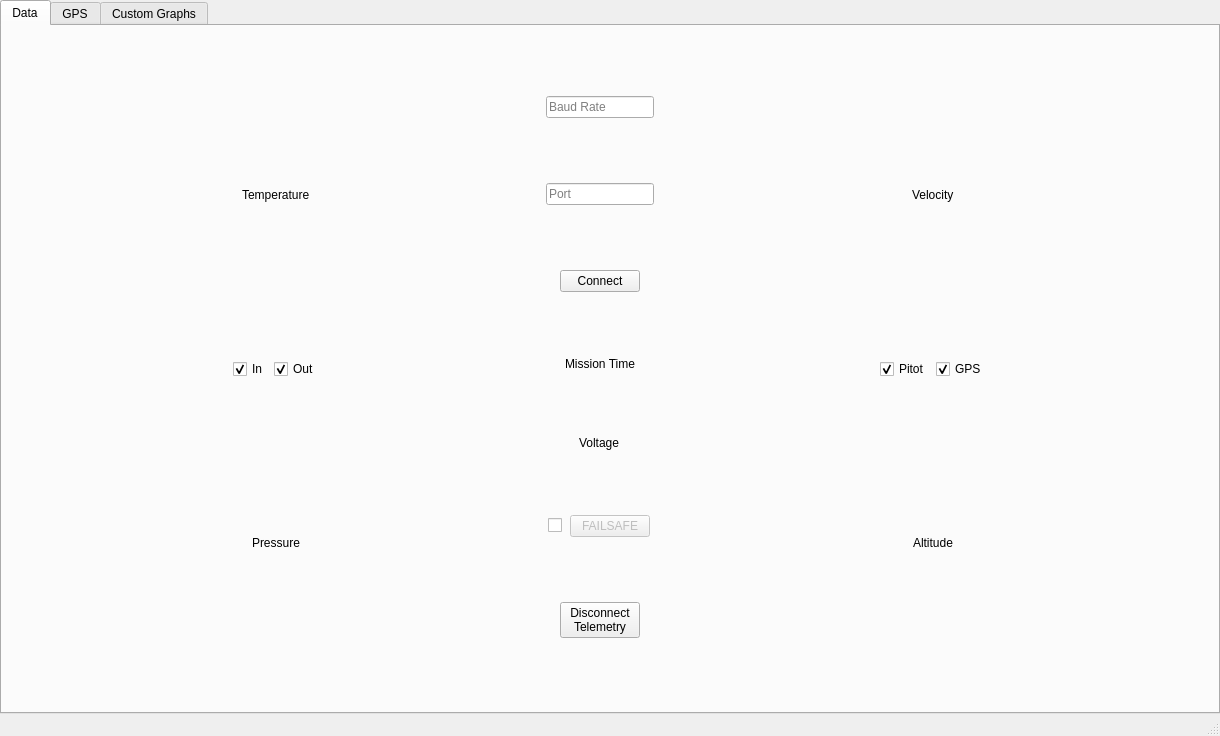
First picture: the form in mainwindow.ui, repository rohanchopra/cansat16, before the edit.
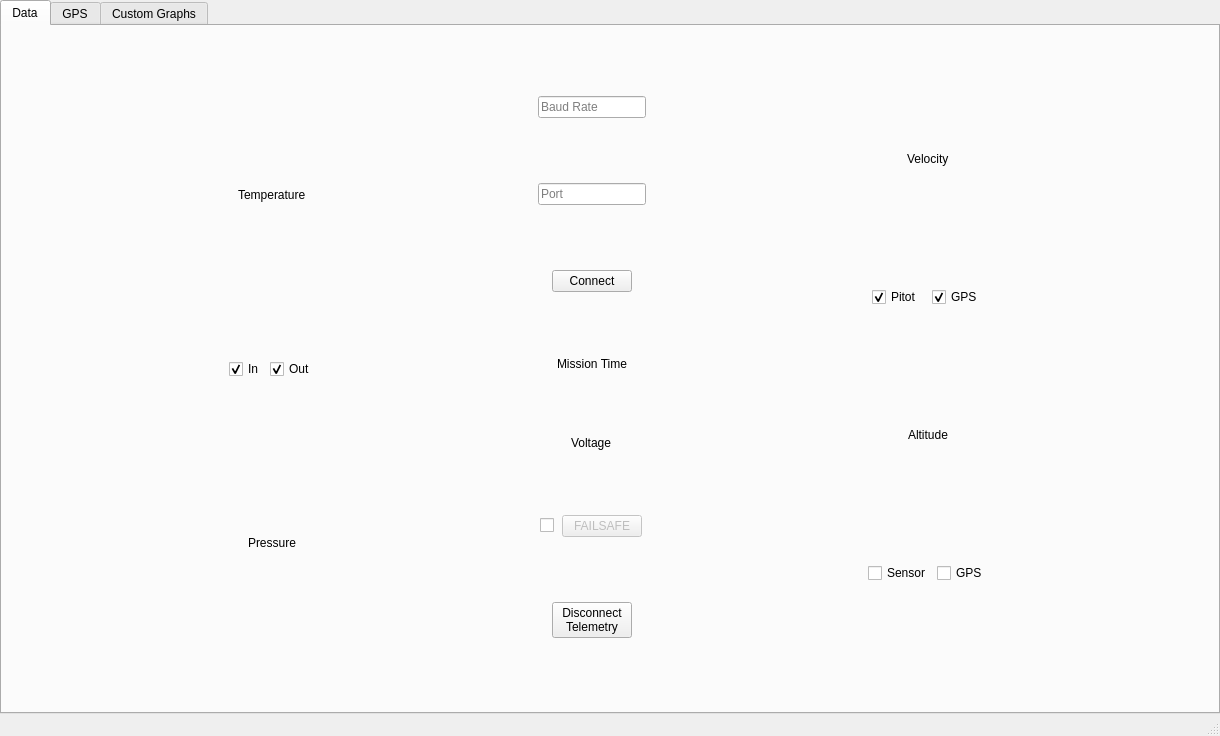
Second picture: the form after the edit.

Commit message: Started connecting GUI with functions

What changed in the file:
```diff
--- a/mainwindow.ui
+++ b/mainwindow.ui
@@ -387,6 +387,36 @@
           <item>
            <layout class="QVBoxLayout" name="altitudeLayout"/>
           </item>
+          <item>
+           <layout class="QHBoxLayout" name="altitudeCheckLayout">
+            <item>
+             <widget class="QCheckBox" name="sensorAltitudeCheck">
+              <property name="sizePolicy">
+               <sizepolicy hsizetype="Fixed" vsizetype="Fixed">
+                <horstretch>0</horstretch>
+                <verstretch>0</verstretch>
+               </sizepolicy>
+              </property>
+              <property name="text">
+               <string>Sensor</string>
+              </property>
+             </widget>
+            </item>
+            <item>
+             <widget class="QCheckBox" name="gpsAltitudeCheck">
+              <property name="sizePolicy">
+               <sizepolicy hsizetype="Fixed" vsizetype="Fixed">
+                <horstretch>0</horstretch>
+                <verstretch>0</verstretch>
+               </sizepolicy>
+              </property>
+              <property name="text">
+               <string>GPS</string>
+              </property>
+             </widget>
+            </item>
+           </layout>
+          </item>
          </layout>
         </item>
        </layout>
```
Left out of the diff: 6 changed lines with no effect on the pictures. The commit also changes 5 other files.
